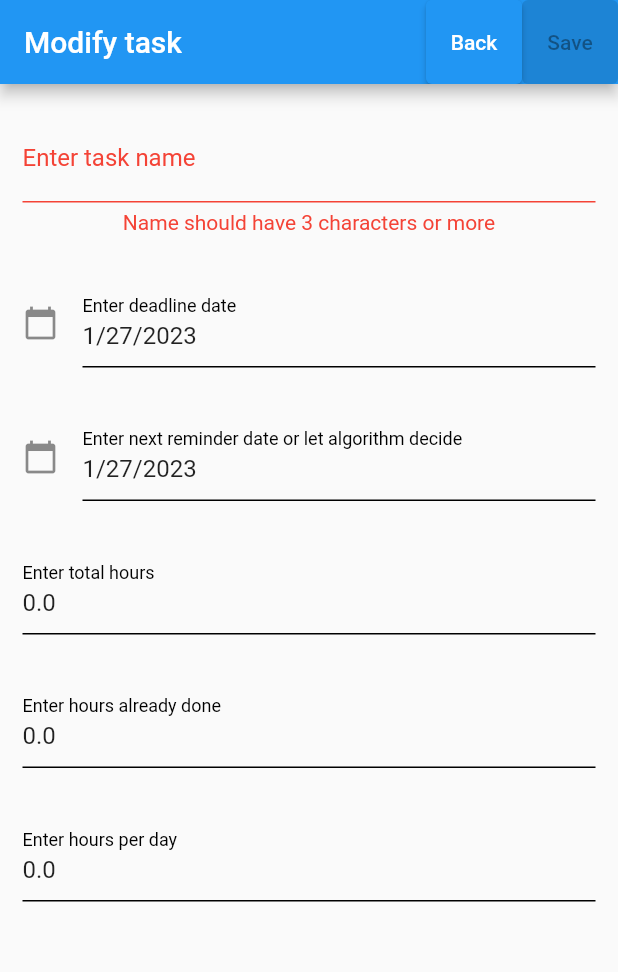
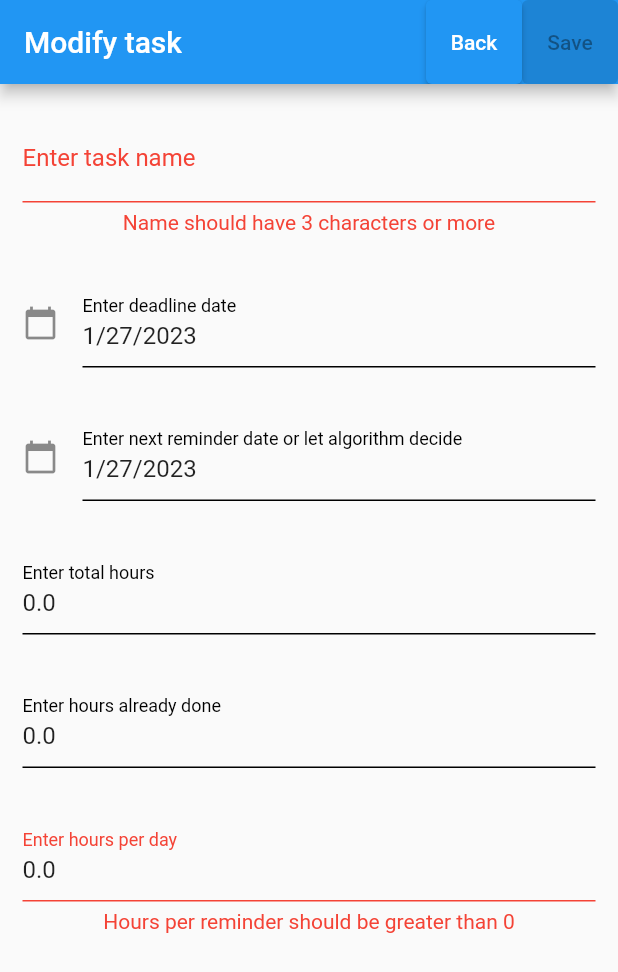
Before and after one commit to nikonowiczp/flutter-project, a Flutter app: the TaskEditView screen opened directly, on a phone screen of 412 x 824 dp. Shown: the top 972 px of the screen. Run offline on Flutter 3.47's test engine with Material 2 defaults, Android fonts, the phone set to English and light mode, and no system bars; our stand-ins replace bloc, cloud_firestore, equatable, firebase_auth, firebase_core, flutter_bloc and 6 more; missing offline and left inert: flutter_facebook_auth; accounts and stored records are empty.

Commit message:
Final touches

```diff
--- a/src/responsible_student/lib/modules/app/common_scaffold/view/common_scaffold_view.dart
+++ b/src/responsible_student/lib/modules/app/common_scaffold/view/common_scaffold_view.dart
@@ -20,7 +20,7 @@ class UserHeaderView extends StatelessWidget {
                       ElevatedButton(
                         onPressed: () {
                           BlocProvider.of<UserDataBloc>(context)
-                              .add(const UserDataLoggedOutEvent());
+                              .add(const UserDataSetShouldLogInEvent());
                           Navigator.of(context)
                               .pushReplacement(LoginPage.route());
                         },
--- a/src/responsible_student/lib/modules/tasks/edit/bloc/task_edit_bloc.dart
+++ b/src/responsible_student/lib/modules/tasks/edit/bloc/task_edit_bloc.dart
@@ -121,6 +121,7 @@ class TaskEditBloc extends Bloc<TaskEditEvent, TaskEditState> {
     if (hoursPerReminderError.isEmpty) {
       hoursPerReminderError = calculatedNextReminder.item2;
     }
+    nextReminder.text = DateFormat.yMd().format(calculatedNextReminder.item1);
     emit(state.copyWith(
       hoursPerReminder: event.hoursPerReminder,
       hoursPerReminderError: hoursPerReminderError,
@@ -188,6 +189,9 @@ class TaskEditBloc extends Bloc<TaskEditEvent, TaskEditState> {
 
   static String _getHoursPerReminderError(
       double hoursPerReminder, double hours) {
+    if (hoursPerReminder <= 0) {
+      return 'Hours per reminder should be greater than 0';
+    }
     if (hours < hoursPerReminder) {
       return 'Hours per reminder should be smaller that total hours';
     }
@@ -206,7 +210,7 @@ class TaskEditBloc extends Bloc<TaskEditEvent, TaskEditState> {
 
   static String _getNextReminderError(
       DateTime nextReminder, DateTime deadline) {
-    if (!DateTime.now().isAfter(nextReminder) &&
+    if (nextReminder.isBefore(DateTime.now()) &&
         // I am sincerely sorry for this.
         DateFormat.yMd().format(DateTime.now()) !=
             DateFormat.yMd().format(nextReminder)) {
--- a/src/responsible_student/lib/modules/user_data/bloc/user_data_bloc.dart
+++ b/src/responsible_student/lib/modules/user_data/bloc/user_data_bloc.dart
@@ -46,8 +46,8 @@ class UserDataBloc extends HydratedBloc<UserDataEvent, UserDataState> {
   }
 
   _onUserDataLoggedOutEvent(
-      UserDataLoggedOutEvent event, Emitter<UserDataState> emit) {
-    _authService.signOut();
+      UserDataLoggedOutEvent event, Emitter<UserDataState> emit) async {
+    await _authService.signOut();
     emit(state.copyWith(
         entity: _authService.getCurrentUser(), isLoggedIn: false));
   }
```
